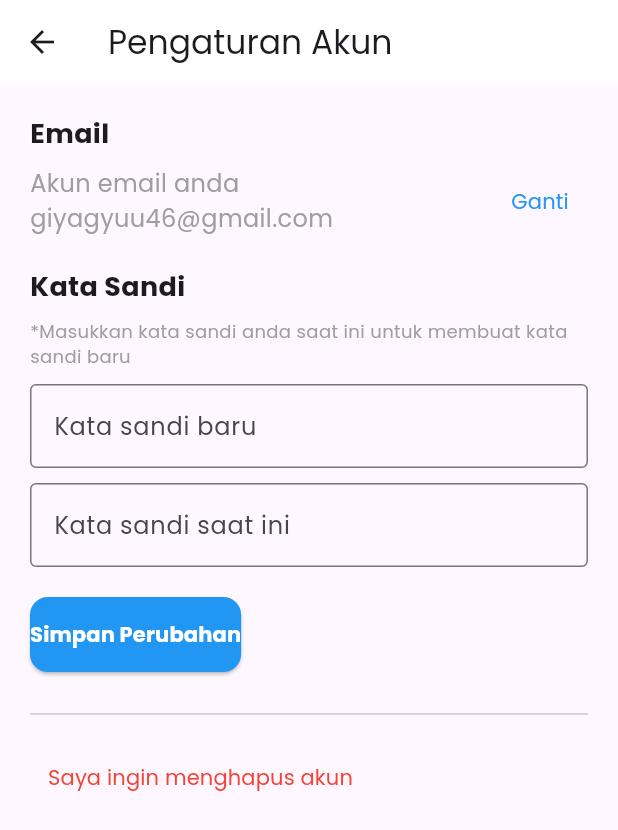
After one commit to SlowCode-alt/JTICare, a Flutter app: the ProfilePage screen opened directly, after a tap on "Pengaturan Akun", on a phone screen of 412 x 824 dp. The commit adds this screen. Shown: the top 830 px of the screen. Run offline on Flutter 3.47's test engine with Material 3 defaults, Android fonts, the phone set to English and light mode, and no system bars; our stand-ins replace shared_preferences; accounts and stored records are empty.

Commit message:
menambah validasi pada txtfield password, no hp, email. Menambah FrontEnd Profil, editProfil, pengaturanAkun.

```diff
--- /dev/null
+++ b/lib/dashboard/pengaturan_akun.dart
@@ -0,0 +1,133 @@
+import 'package:flutter/material.dart';
+
+class PengaturanAkunPage extends StatefulWidget {
+  const PengaturanAkunPage({super.key});
+
+  @override
+  _PengaturanAkunPageState createState() => _PengaturanAkunPageState();
+}
+
+class _PengaturanAkunPageState extends State<PengaturanAkunPage> {
+  // Controllers untuk menyimpan nilai input
+  final TextEditingController _emailController = TextEditingController();
+  final TextEditingController _newPasswordController = TextEditingController();
+  final TextEditingController _currentPasswordController = TextEditingController();
+
+  @override
+  void initState() {
+    super.initState();
+    // Inisialisasi data (untuk contoh, bisa diganti dengan data asli)
+    _emailController.text = "giyagyuu46@gmail.com";
+  }
+
+  @override
+  Widget build(BuildContext context) {
+    return Scaffold(
+      appBar: AppBar(
+        title: const Text('Pengaturan Akun'),
+        backgroundColor: Colors.white,
+        elevation: 0, // Menghilangkan shadow
+      ),
+      body: Padding(
+        padding: const EdgeInsets.symmetric(horizontal: 20, vertical: 20),
+        child: Column(
+          crossAxisAlignment: CrossAxisAlignment.start,
+          children: [
+            // Email
+            const Text(
+              "Email",
+              style: TextStyle(fontSize: 18, fontWeight: FontWeight.bold),
+            ),
+            const SizedBox(height: 8),
+            Row(
+              children: [
+                Expanded(
+                  child: Text(
+                    "Akun email anda\n${_emailController.text}",
+                    style: const TextStyle(fontSize: 16, color: Colors.grey),
+                  ),
+                ),
+                TextButton(
+                  onPressed: () {
+                    // Fungsi untuk mengubah email
+                  },
+                  child: const Text(
+                    "Ganti",
+                    style: TextStyle(color: Colors.blue),
+                  ),
+                ),
+              ],
+            ),
+            const SizedBox(height: 20),
+
+            // Kata Sandi
+            const Text(
+              "Kata Sandi",
+              style: TextStyle(fontSize: 18, fontWeight: FontWeight.bold),
+            ),
+            const SizedBox(height: 8),
+            const Text(
+              "*Masukkan kata sandi anda saat ini untuk membuat kata sandi baru",
+              style: TextStyle(fontSize: 12, color: Colors.grey),
+            ),
+            const SizedBox(height: 10),
+            TextField(
+              controller: _newPasswordController,
+              obscureText: true,
+              decoration: InputDecoration(
+                labelText: "Kata sandi baru",
+                border: OutlineInputBorder(),
+              ),
+            ),
+            const SizedBox(height: 10),
+            TextField(
+              controller: _currentPasswordController,
+              obscureText: true,
+              decoration: InputDecoration(
+                labelText: "Kata sandi saat ini",
+                border: OutlineInputBorder(),
+              ),
+            ),
+            const SizedBox(height: 20),
+
+            // Tombol Simpan Perubahan
+            ElevatedButton(
+              onPressed: () {
+                // Fungsi untuk menyimpan perubahan
+                ScaffoldMessenger.of(context).showSnackBar(
+                  SnackBar(content: Text("Perubahan disimpan!")),
+                );
+              },
+              style: ElevatedButton.styleFrom(
+                backgroundColor: Colors.blue,
+                padding: const EdgeInsets.symmetric(vertical: 15),
+                shape: RoundedRectangleBorder(
+                  borderRadius: BorderRadius.circular(12),
+                ),
+              ),
+              child: const Text(
+                "Simpan Perubahan",
+                style: TextStyle(fontSize: 14, color: Colors.white, fontWeight: FontWeight.bold),
+              ),
+            ),
+            const SizedBox(height: 20),
+
+            // Hapus akun
+            const Divider(),
+            const SizedBox(height: 10),
+            TextButton(
+              onPressed: () {
+                // Fungsi untuk menghapus akun
+              },
+              child: const Text(
+                "Saya ingin menghapus akun",
+                style: TextStyle(color: Colors.red),
+              ),
+            ),
+            const SizedBox(height: 20),
+          ],
+        ),
+      ),
+    );
+  }
+}
--- /dev/null
+++ b/lib/dashboard/profil.dart
@@ -0,0 +1,201 @@
+import 'package:flutter/material.dart';
+import 'package:shared_preferences/shared_preferences.dart';
+import '../login.dart'; // pastikan path ini sesuai
+import 'edit_profil.dart'; // Import halaman EditProfilePage
+import 'pengaturan_akun.dart';
+
+class ProfilePage extends StatefulWidget {
+  const ProfilePage({super.key});
+
+  @override
+  _ProfilePageState createState() => _ProfilePageState();
+}
+
+class _ProfilePageState extends State<ProfilePage> {
+  String _fullName = '';
+  String _email = '';
+
+  @override
+  void initState() {
+    super.initState();
+    _loadProfileData();
+  }
+
+  Future<void> _loadProfileData() async {
+    final prefs = await SharedPreferences.getInstance();
+    setState(() {
+      _fullName = prefs.getString('fullname') ?? 'Nama Tidak Ditemukan';
+      _email = prefs.getString('email') ?? 'Email Tidak Ditemukan';
+    });
+  }
+
+  Future<void> _logout(BuildContext context) async {
+    final prefs = await SharedPreferences.getInstance();
+    await prefs.clear();
+
+    Navigator.pushAndRemoveUntil(
+      context,
+      MaterialPageRoute(builder: (context) => LoginScreen()),
+      (route) => false,
+    );
+  }
+
+  void _showLogoutConfirmation(BuildContext context) {
+    showDialog(
+      context: context,
+      builder: (context) => AlertDialog(
+        title: const Text("Konfirmasi Logout"),
+        content: const Text("Apakah Anda yakin ingin keluar?"),
+        actions: [
+          TextButton(
+            onPressed: () => Navigator.of(context).pop(),
+            child: const Text("Batal"),
+          ),
+          TextButton(
+            onPressed: () {
+              Navigator.of(context).pop();
+              _logout(context);
+            },
+            child: const Text("Keluar"),
+          ),
+        ],
+      ),
+    );
+  }
+
+  @override
+  Widget build(BuildContext context) {
+    return Scaffold(
+      body: SingleChildScrollView(
+        child: Padding(
+          padding: const EdgeInsets.symmetric(horizontal: 20),
+          child: Column(
+            children: [
+              // Profile Section with smooth border radius
+              Container(
+                padding: const EdgeInsets.symmetric(vertical: 20),
+                width: double.infinity,
+                decoration: BoxDecoration(
+                  color: Colors.blue, // Blue background for profile section
+                  borderRadius: BorderRadius.circular(30), // Smooth border radius
+                ),
+                child: Column(
+                  children: [
+                    // Profile Picture and Name
+                    Row(
+                      children: [
+                        Padding(
+                          padding: const EdgeInsets.only(left: 20),
+                          child: CircleAvatar(
+                            radius: 45,
+                            backgroundImage: AssetImage('assets/profile_picture.png'), // Ganti dengan foto profil yang sebenarnya
+                          ),
+                        ),
+                        const SizedBox(width: 20),
+                        Column(
+                          crossAxisAlignment: CrossAxisAlignment.start,
+                          children: [
+                            Text(
+                              _fullName,
+                              style: const TextStyle(
+                                fontSize: 22,
+                                fontWeight: FontWeight.bold,
+                                color: Colors.white,
+                              ),
+                            ),
+                            Text(
+                              _email,
+                              style: const TextStyle(
+                                color: Colors.white,
+                                fontSize: 16,
+                                decoration: TextDecoration.underline,
+                              ),
+                            ),
+                          ],
+                        ),
+                      ],
+                    ),
+                  ],
+                ),
+              ),
+              const SizedBox(height: 20),
+
+              // Container for Menu Box with Drop Shadow
+              Container(
+                padding: const EdgeInsets.all(15),
+                decoration: BoxDecoration(
+                  color: Colors.white,
+                  borderRadius: BorderRadius.circular(12), // Rounded corners
+                  boxShadow: [
+                    BoxShadow(
+                      color: Colors.black.withOpacity(0.1),
+                      spreadRadius: 2,
+                      blurRadius: 10,
+                      offset: const Offset(0, 4), // Position the shadow
+                    ),
+                  ],
+                ),
+                child: Column(
+                  children: [
+                    // Update "Edit Profil" button to navigate to EditProfilePage
+                    _buildMenuBox(Icons.edit, "Edit Profil", () {
+                      Navigator.push(
+                        context,
+                        MaterialPageRoute(builder: (context) => EditProfilePage()), // Navigate to EditProfilePage
+                      );
+                    }),
+                    _buildMenuBox(Icons.settings, "Pengaturan Akun", () {
+                      Navigator.push(
+                        context,
+                        MaterialPageRoute(builder: (context) => PengaturanAkunPage()), // Navigate to PengaturanAkunPage
+                      );
+                    }),
+                    const Text(
+                      "Lainnya",
+                      style: TextStyle(fontWeight: FontWeight.bold, fontSize: 16),
+                    ),
+                    const SizedBox(height: 10),
+                    _buildMenuBox(Icons.question_answer, "FAQ", () {}),
+                    _buildMenuBox(Icons.info_outline, "Tentang Kami", () {}),
+                    _buildMenuBox(Icons.phone, "Hubungi Kami", () {}),
+                  ],
+                ),
+              ),
+              Padding(
+                padding: const EdgeInsets.symmetric(vertical: 20),
+                child: InkWell(
+                  onTap: () => _showLogoutConfirmation(context),
+                  child: Row(
+                    children: const [
+                      Icon(Icons.logout, color: Colors.red),
+                      SizedBox(width: 10),
+                      Text(
+                        "Keluar",
+                        style: TextStyle(
+                          color: Colors.red,
+                          fontWeight: FontWeight.bold,
+                        ),
+                      )
+                    ],
+                  ),
+                ),
+              ),
+            ],
+          ),
+        ),
+      ),
+    );
+  }
+
+  Widget _buildMenuBox(IconData icon, String title, Function() onTap) {
+    return ListTile(
+      leading: Icon(icon, color: Colors.blue),
+      title: Text(
+        title,
+        style: const TextStyle(fontWeight: FontWeight.w500),
+      ),
+      trailing: const Icon(Icons.arrow_forward_ios, size: 16, color: Colors.grey),
+      onTap: onTap,
+    );
+  }
+}
```
Also changed, not shown: lib/dashboard/edit_profil.dart (added, +120 -0 lines), lib/login.dart (+35 -67 lines), lib/register.dart (+54 -62 lines), pubspec.yaml (+2 -5 lines), assets/celengan.png (added), pubspec.lock, 1 other file.
